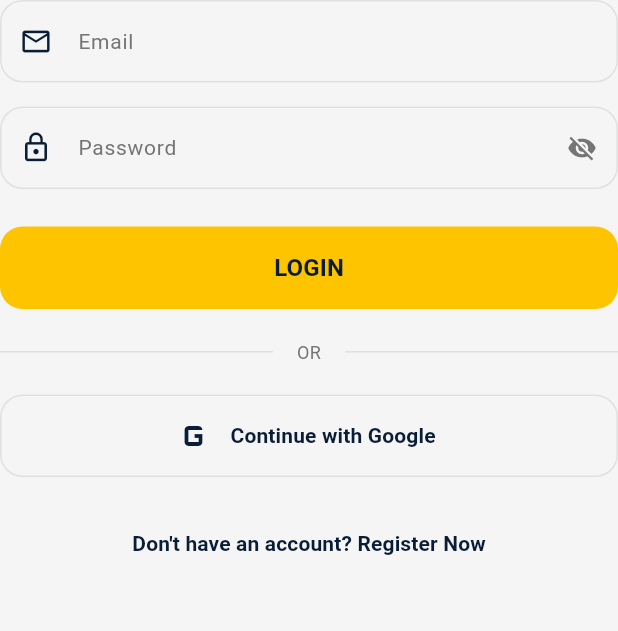
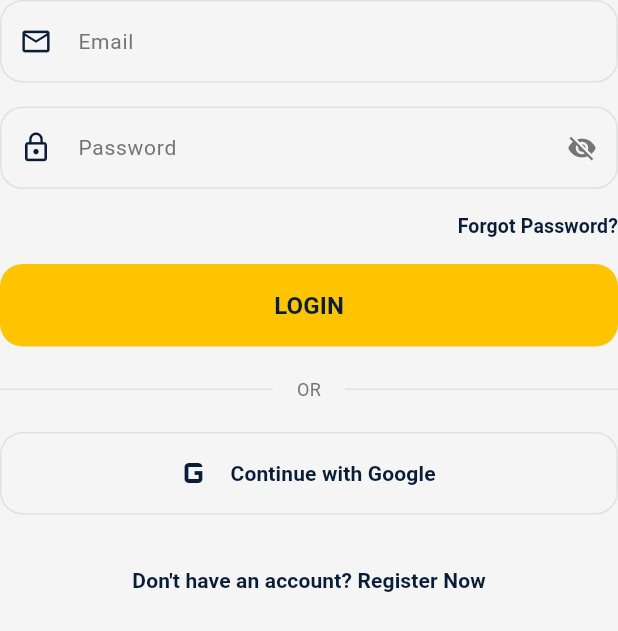
Before and after one commit to AbdullahJatoi007/Mera-Ashiana, a Flutter app: the LoginForm widget shown alone on an empty page, opened directly with empty values, on a phone screen of 412 x 824 dp. Shown: the top 631 px of the screen. Run offline on Flutter 3.47's test engine with Material 3 defaults, Android fonts, the phone set to English and light mode, and no system bars; our stand-ins replace connectivity_plus, dio, flutter_secure_storage, image_picker, shared_preferences; accounts and stored records are empty; network calls fail; statements that could not run were skipped.

Commit message:
forgot ,reset screen added

```diff
--- a/lib/features/screens/login_form.dart
+++ b/lib/features/screens/login_form.dart
@@ -3,8 +3,10 @@ import 'package:flutter/services.dart';
 import 'package:mera_ashiana/features/auth/auth_controller.dart';
 import 'package:mera_ashiana/helpers/validation_helper.dart';
 import 'package:mera_ashiana/theme/app_colors.dart';
+import '../../routes/app_routes.dart';
 import '../../theme/app_colors_dark.dart';
 import '../widgets/auth_text_field.dart';
+import 'package:mera_ashiana/features/screens/forgot_password_screen.dart';
 
 class LoginForm extends StatefulWidget {
   final VoidCallback onSwitch;
@@ -80,7 +82,36 @@ class _LoginFormState extends State<LoginForm> {
             toggle: () => setState(() => _obscurePassword = !_obscurePassword),
             validator: ValidationHelper.validatePassword,
           ),
-          const SizedBox(height: 25),
+          const SizedBox(height: 10),
+          // Inside LoginForm build method...
+          Align(
+            alignment: Alignment.centerRight,
+            child: TextButton(
+              onPressed: () {
+                HapticFeedback.lightImpact();
+
+                // FIXED: Use the constant from AppRoutes
+                Navigator.pushNamed(context, AppRoutes.forgotPassword);
+              },
+              style: TextButton.styleFrom(
+                padding: EdgeInsets.zero,
+                minimumSize: const Size(0, 30),
+                tapTargetSize: MaterialTapTargetSize.shrinkWrap,
+              ),
+              child: Text(
+                "Forgot Password?",
+                style: TextStyle(
+                  fontSize: 13,
+                  fontWeight: FontWeight.w600,
+                  color: isDark
+                      ? AppDarkColors.accentYellow
+                      : AppColors.primaryNavy,
+                ),
+              ),
+            ),
+          ),
+
+          const SizedBox(height: 10),
           _buildButton(
             label: "LOGIN",
             onPressed: _handleLogin,
--- a/lib/routes/app_pages.dart
+++ b/lib/routes/app_pages.dart
@@ -0,0 +1,28 @@
+import 'package:flutter/material.dart';
+import 'package:mera_ashiana/routes/app_routes.dart';
+import 'package:mera_ashiana/screens/splash_screen.dart';
+import 'package:mera_ashiana/screens/base/main_scaffold.dart';
+import 'package:mera_ashiana/authentication_bottom_sheet.dart';
+
+import 'package:mera_ashiana/features/screens/forgot_password_screen.dart';
+import 'package:mera_ashiana/features/screens/reset_password_screen.dart';
+
+class AppPages {
+  static Map<String, WidgetBuilder> routes = {
+    AppRoutes.splash: (context) => const SplashScreen(),
+
+    AppRoutes.login: (context) => Scaffold(
+      body: AuthenticationBottomSheet(
+        onLoginSuccess: () {
+          Navigator.pushReplacementNamed(context, AppRoutes.main);
+        },
+      ),
+    ),
+
+    // Added Missing Routes
+    AppRoutes.forgotPassword: (context) => const ForgotPasswordScreen(),
+    AppRoutes.resetPassword: (context) => const ResetPasswordScreen(),
+
+    AppRoutes.main: (context) => const MainScaffold(),
+  };
+}
--- a/lib/routes/app_routes.dart
+++ b/lib/routes/app_routes.dart
@@ -0,0 +1,11 @@
+class AppRoutes {
+  static const splash = '/';
+
+  static const login = '/login';
+  static const register = '/register';
+
+  static const forgotPassword = '/forgot-password';
+  static const resetPassword = '/reset-password';
+
+  static const main = '/main';
+}
--- a/lib/services/auth_state.dart
+++ b/lib/services/auth_state.dart
@@ -10,4 +10,7 @@ class AuthState {
   }
 
   static Future<void> initialize() => checkLoginStatus();
+
+  // 🔥 ADD THIS (SAFE, NO LOGIC CHANGE)
+  static bool get isUserLoggedIn => isLoggedIn.value;
 }
```
Also changed, not shown: lib/authentication_bottom_sheet.dart (+23 -12 lines), lib/features/screens/forgot_password_screen.dart (added, +98 -0 lines), lib/features/screens/reset_password_screen.dart (added, +102 -0 lines), lib/main.dart (+12 -27 lines), lib/screens/splash_screen.dart (+10 -38 lines).
